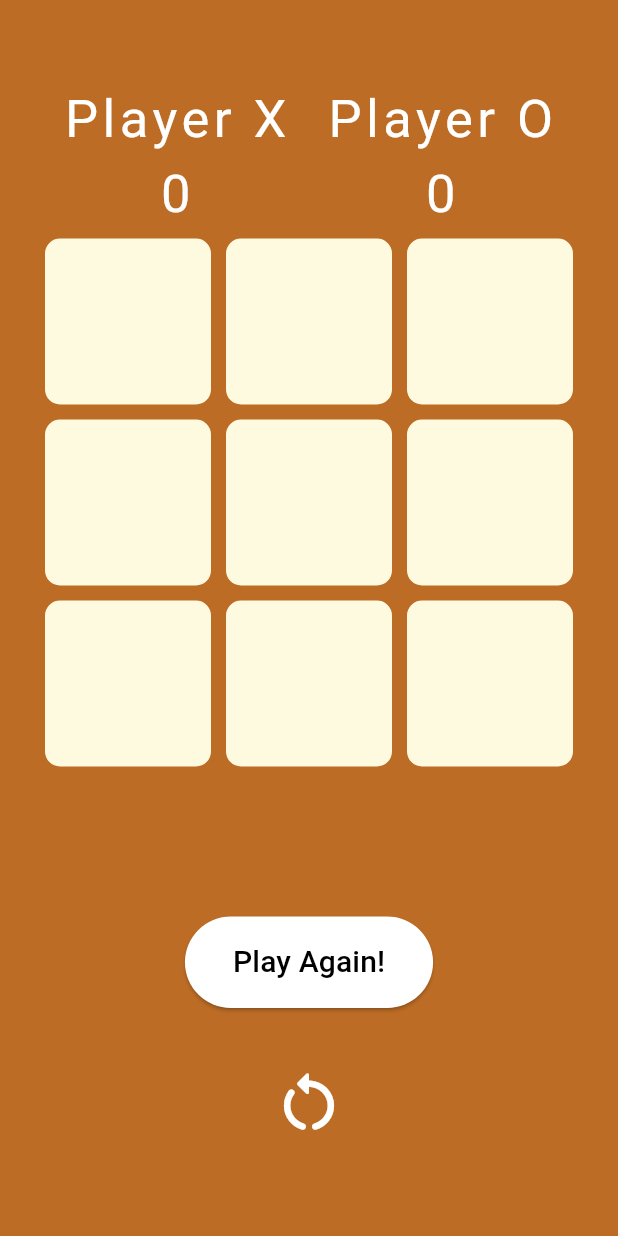
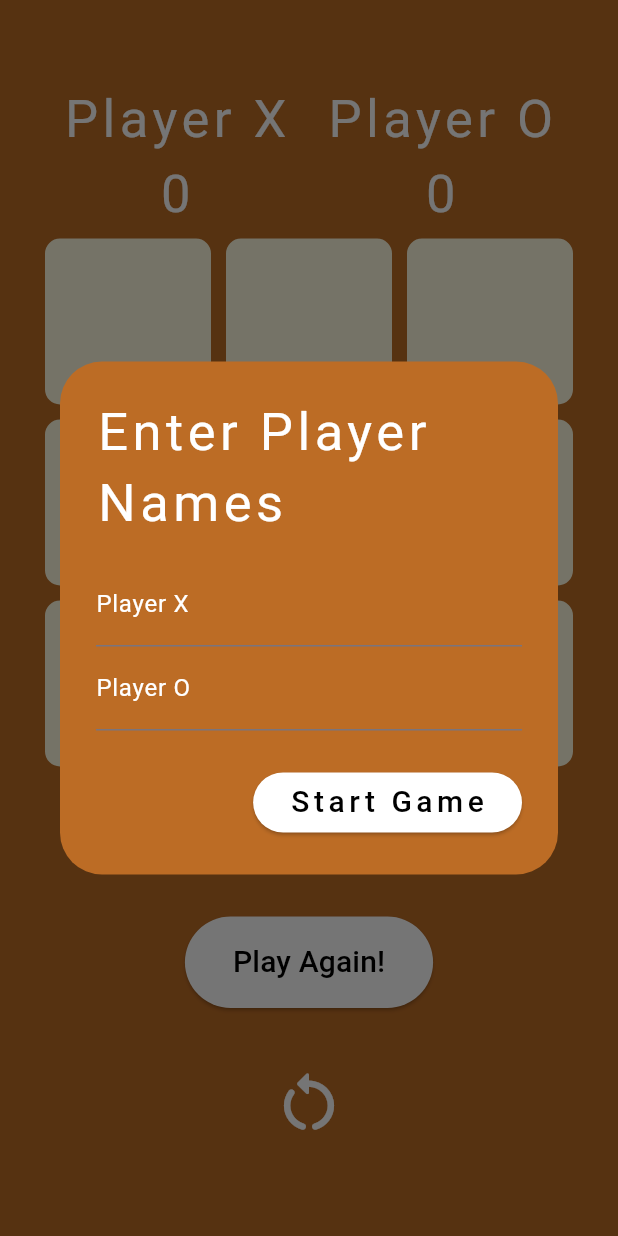
Before and after one commit to Dozie-dev/Tic-Tac-Toe-Game, a Flutter app: the screen it shows after launch, after a tap on "Play Again!", on a phone screen of 412 x 824 dp. Run offline on Flutter 3.47's test engine with Material 3 defaults, Android fonts, the phone set to English and light mode, and no system bars; our stand-ins replace google_fonts; Roboto replaces fonts that are missing (Coiny).

Commit message:
chore: implemented almost all features

```diff
--- a/tictactoe/lib/pages/landing_page.dart
+++ b/tictactoe/lib/pages/landing_page.dart
@@ -13,14 +13,85 @@ class _LandingPageState extends State<LandingPage> {
   static var customFontWhite = GoogleFonts.coiny(
     textStyle: TextStyle(color: Colors.white, fontSize: 35, letterSpacing: 3),
   );
+  static var customFontBlack = GoogleFonts.coiny(
+    textStyle: TextStyle(color: Colors.black, fontSize: 20, letterSpacing: 3),
+  );
   bool oturn = true;
   List<String> displayXO = ['', '', '', '', '', '', '', '', ''];
   String results = '';
+
+  List<int> winningindexes = [];
 
   int oScore = 0;
   int xScore = 0;
   int filledboxes = 0;
   bool winnerfound = false;
+
+  String playerX = '';
+  String playerO = '';
+  bool playername = false;
+
+  final TextEditingController playerXController = TextEditingController();
+  final TextEditingController playerOController = TextEditingController();
+
+  @override
+  void initState() {
+    super.initState();
+    WidgetsBinding.instance.addPostFrameCallback((_) {
+      playerNameDialog();
+    });
+  }
+
+  void playerNameDialog() {
+    showDialog(
+      context: context,
+      barrierDismissible: false,
+      builder:
+          (_) => AlertDialog(
+            backgroundColor: Appcolor.primaryColor,
+            title: Text('Enter Player Names', style: customFontWhite),
+            content: Column(
+              mainAxisSize: MainAxisSize.min,
+              children: [
+                TextField(
+                  controller: playerXController,
+                  style: TextStyle(color: Colors.white),
+                  decoration: InputDecoration(
+                    labelText: 'Player X',
+                    labelStyle: TextStyle(color: Colors.white),
+                  ),
+                ),
+                TextField(
+                  controller: playerOController,
+                  style: TextStyle(color: Colors.white),
+                  decoration: InputDecoration(
+                    labelText: 'Player O',
+                    labelStyle: TextStyle(color: Colors.white),
+                  ),
+                ),
+              ],
+            ),
+            actions: [
+              ElevatedButton(
+                style: ElevatedButton.styleFrom(backgroundColor: Colors.white),
+                onPressed: () {
+                  if (playerXController.text.isNotEmpty &&
+                      playerOController.text.isNotEmpty) {
+                    setState(() {
+                      playerX = playerXController.text;
+                      playerO = playerOController.text;
+                      playername = true;
+                    });
+                    Navigator.of(context).pop();
+                  }
+                },
+                child: Text('Start Game', style: customFontBlack),
+              ),
+            ],
+          ),
+    );
+  }
+
   @override
   Widget build(BuildContext context) {
     return Scaffold(
@@ -37,7 +108,10 @@ class _LandingPageState extends State<LandingPage> {
                   Column(
                     mainAxisAlignment: MainAxisAlignment.end,
                     children: [
-                      Text('Player X', style: customFontWhite),
+                      Text(
+                        playerX.isEmpty ? 'Player X' : playerX,
+                        style: customFontWhite,
+                      ),
                       Text(xScore.toString(), style: customFontWhite),
                     ],
                   ),
@@ -45,7 +119,10 @@ class _LandingPageState extends State<LandingPage> {
                   Column(
                     mainAxisAlignment: MainAxisAlignment.end,
                     children: [
-                      Text('Player O', style: customFontWhite),
+                      Text(
+                        playerO.isEmpty ? 'Player O' : playerO,
+                        style: customFontWhite,
+                      ),
                       Text(oScore.toString(), style: customFontWhite),
                     ],
                   ),
@@ -62,11 +139,18 @@ class _LandingPageState extends State<LandingPage> {
                 itemBuilder: (context, index) {
                   return GestureDetector(
                     onTap: () {
-                      tapped(index);
+                      if (playername)
+                        // ignore: curly_braces_in_flow_control_structures
+                        tapped(index);
                     },
                     child: Container(
                       decoration: BoxDecoration(
-                        color: Appcolor.secondaryColor,
+                        color:
+                            winningindexes.contains(index)
+                                ? Colors
+                                    .greenAccent // Highlight winning cells
+                                : Appcolor.secondaryColor,
+
                         borderRadius: BorderRadius.circular(15),
                         border: Border.all(
                           width: 5,
@@ -120,7 +204,10 @@ class _LandingPageState extends State<LandingPage> {
                     IconButton(
                       iconSize: 50,
                       color: Colors.white,
-                      onPressed: resetscore,
+                      onPressed: () {
+                        resetscore();
+                        clearboard();
+                      },
                       icon: Icon(Icons.restart_alt_rounded),
                     ),
                   ],
@@ -134,14 +221,20 @@ class _LandingPageState extends State<LandingPage> {
   }
 
   void tapped(int index) {
-    if (displayXO[index] != '' || winnerfound) return;
+    if (displayXO[index] != '' || winnerfound) {
+      ScaffoldMessenger.of(
+        context,
+      ).showSnackBar(SnackBar(content: Text("Invalid move")));
+      return;
+    }
+
     setState(() {
       // ignore: unrelated_type_equality_checks
       if (oturn && displayXO[index] == '') {
-        displayXO[index] = 'X';
+        displayXO[index] = 'O';
         filledboxes++;
       } else if (!oturn && displayXO[index] == '') {
-        displayXO[index] = 'O';
+        displayXO[index] = 'X';
         filledboxes++;
       }
 
@@ -151,12 +244,14 @@ class _LandingPageState extends State<LandingPage> {
   }
 
   void checkwinner() {
+    winningindexes.clear();
     //1st Row
     if (displayXO[0] == displayXO[1] &&
         displayXO[0] == displayXO[2] &&
         displayXO[0] != '') {
       setState(() {
-        results = 'Player${displayXO[0]}Wins!';
+        winningindexes = [0, 1, 2];
+        results = 'Player ${displayXO[0]} Wins!';
         updateScore(displayXO[0]);
       });
     }
@@ -165,7 +260,8 @@ class _LandingPageState extends State<LandingPage> {
         displayXO[3] == displayXO[5] &&
         displayXO[3] != '') {
       setState(() {
-        results = 'Player${displayXO[3]}Wins!';
+        winningindexes = [3, 4, 5];
+        results = 'Player ${displayXO[3]} Wins!';
         updateScore(displayXO[3]);
       });
     }
@@ -174,6 +270,7 @@ class _LandingPageState extends State<LandingPage> {
         displayXO[6] == displayXO[8] &&
         displayXO[6] != '') {
       setState(() {
+        winningindexes = [6, 7, 8];
         results = 'Player${displayXO[6]}Wins!';
         updateScore(displayXO[6]);
       });
@@ -183,7 +280,8 @@ class _LandingPageState extends State<LandingPage> {
         displayXO[0] == displayXO[6] &&
         displayXO[0] != '') {
       setState(() {
-        results = 'Player${displayXO[0]}Wins!';
+        winningindexes = [0, 3, 6];
+        results = 'Player ${displayXO[0]} Wins!';
         updateScore(displayXO[0]);
       });
     }
@@ -192,7 +290,8 @@ class _LandingPageState extends State<LandingPage> {
         displayXO[1] == displayXO[7] &&
         displayXO[1] != '') {
       setState(() {
-        results = 'Player${displayXO[1]}Wins!';
+        winningindexes = [1, 4, 7];
+        results = 'Player ${displayXO[1]} Wins!';
         updateScore(displayXO[1]);
       });
     }
@@ -201,7 +300,8 @@ class _LandingPageState extends State<LandingPage> {
         displayXO[2] == displayXO[8] &&
         displayXO[2] != '') {
       setState(() {
-        results = 'Player${displayXO[2]}Wins!';
+        winningindexes = [2, 5, 8];
+        results = 'Player ${displayXO[2]} Wins!';
         updateScore(displayXO[2]);
       });
     }
@@ -210,7 +310,8 @@ class _LandingPageState extends State<LandingPage> {
         displayXO[0] == displayXO[8] &&
         displayXO[0] != '') {
       setState(() {
-        results = 'Player${displayXO[0]}Wins!';
+        winningindexes = [0, 4, 8];
+        results = 'Player ${displayXO[0]}Wins!';
         updateScore(displayXO[0]);
       });
     }
@@ -219,6 +320,7 @@ class _LandingPageState extends State<LandingPage> {
         displayXO[6] == displayXO[2] &&
         displayXO[6] != '') {
       setState(() {
+        winningindexes = [6, 4, 2];
         results = 'Player${displayXO[6]}Wins!';
         updateScore(displayXO[6]);
       });
@@ -247,6 +349,7 @@ class _LandingPageState extends State<LandingPage> {
       results = '';
       filledboxes = 0;
       winnerfound = false;
+      winningindexes.clear();
     });
   }
 
@@ -254,6 +357,7 @@ class _LandingPageState extends State<LandingPage> {
     setState(() {
       xScore = 0;
       oScore = 0;
+      winningindexes.clear();
     });
   }
 }
```
